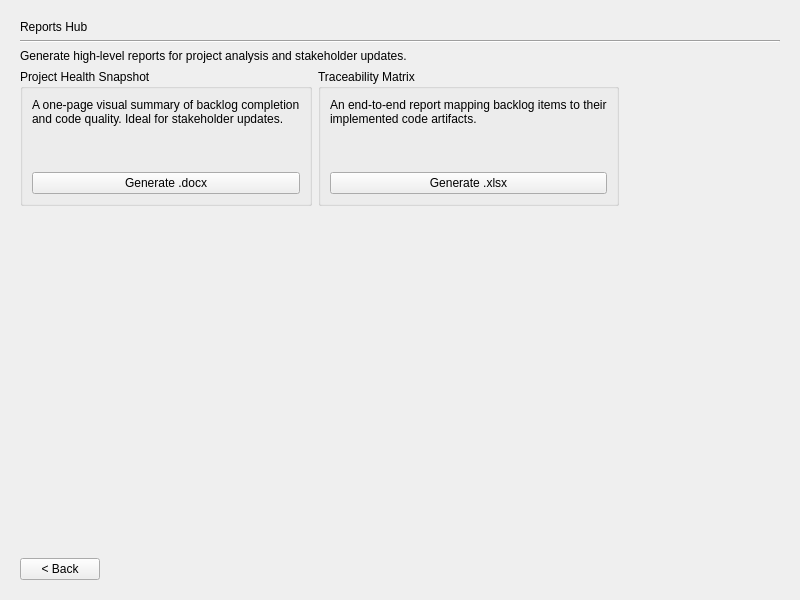
Before: the Qt Designer form gui/reports_page.ui in mariolewis/asdf_factory, drawn with Qt 5.
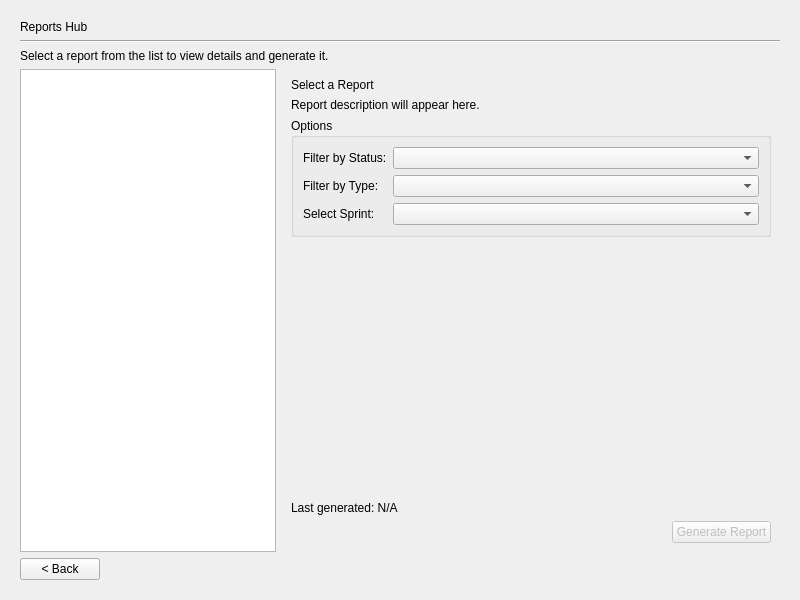
After: the same form once the commit is applied.

Commit message: feat(reports): Reports Hub redesign and implementation

```diff
--- a/gui/reports_page.ui
+++ b/gui/reports_page.ui
@@ -43,69 +43,112 @@
    <item>
     <widget class="QLabel" name="instructionLabel">
      <property name="text">
-      <string>Generate high-level reports for project analysis and stakeholder updates.</string>
+      <string>Select a report from the list to view details and generate it.</string>
+     </property>
+     <property name="wordWrap">
+      <bool>true</bool>
      </property>
     </widget>
    </item>
    <item>
-    <layout class="QGridLayout" name="reportsGrid">
-     <item row="0" column="0">
-      <widget class="QGroupBox" name="healthSnapshotCard">
-       <property name="title">
-        <string>Project Health Snapshot</string>
+    <layout class="QHBoxLayout" name="mainHorizontalLayout" stretch="0,1">
+     <item>
+      <widget class="QTreeView" name="reportTreeView">
+       <property name="minimumSize">
+        <size>
+         <width>250</width>
+         <height>0</height>
+        </size>
        </property>
-       <layout class="QVBoxLayout" name="verticalLayout_2">
+       <property name="headerHidden">
+        <bool>true</bool>
+       </property>
+      </widget>
+     </item>
+     <item>
+      <widget class="QWidget" name="detailsPanelWidget" native="true">
+       <layout class="QVBoxLayout" name="detailsPanelLayout">
         <item>
-         <widget class="QLabel" name="label_2">
+         <widget class="QLabel" name="reportTitleLabel">
           <property name="text">
-           <string>A one-page visual summary of backlog completion and code quality. Ideal for stakeholder updates.</string>
+           <string>Select a Report</string>
           </property>
-          <property name="wordWrap">
-           <bool>true</bool>
+          <property name="objectName">
+            <string>reportTitleLabel</string>
           </property>
          </widget>
         </item>
         <item>
-         <spacer name="verticalSpacer">
-          <property name="orientation">
-           <enum>Qt::Vertical</enum>
+         <widget class="QLabel" name="reportDescriptionLabel">
+          <property name="text">
+           <string>Report description will appear here.</string>
           </property>
-          <property name="sizeHint" stdset="0">
-           <size>
-            <width>20</width>
-            <height>40</height>
-           </size>
+          <property name="wordWrap">
+           <bool>true</bool>
           </property>
-         </spacer>
-        </item>
-        <item>
-         <widget class="QPushButton" name="generateHealthSnapshotButton">
-          <property name="text">
-           <string>Generate .docx</string>
+          <property name="alignment">
+           <set>Qt::AlignLeading|Qt::AlignLeft|Qt::AlignTop</set>
           </property>
          </widget>
         </item>
-       </layout>
-      </widget>
-     </item>
-     <item row="0" column="1">
-      <widget class="QGroupBox" name="traceabilityCard">
-       <property name="title">
-        <string>Traceability Matrix</string>
-       </property>
-       <layout class="QVBoxLayout" name="verticalLayout_3">
         <item>
-         <widget class="QLabel" name="label_3">
-          <property name="text">
-           <string>An end-to-end report mapping backlog items to their implemented code artifacts.</string>
+         <widget class="QGroupBox" name="filterGroupBox">
+          <property name="title">
+           <string>Options</string>
           </property>
-          <property name="wordWrap">
-           <bool>true</bool>
-          </property>
+          <property name="visible">
+           <bool>false</bool> </property>
+          <layout class="QFormLayout" name="filterFormLayout">
+           <item row="0" column="0">
+            <widget class="QLabel" name="statusFilterLabel">
+             <property name="text">
+              <string>Filter by Status:</string>
+             </property>
+             <property name="visible">
+              <bool>false</bool> </property>
+            </widget>
+           </item>
+           <item row="0" column="1">
+            <widget class="QComboBox" name="statusFilterComboBox">
+             <property name="visible">
+              <bool>false</bool> </property>
+            </widget>
+           </item>
+           <item row="1" column="0">
+            <widget class="QLabel" name="typeFilterLabel">
+             <property name="text">
+              <string>Filter by Type:</string>
+             </property>
+             <property name="visible">
+              <bool>false</bool> </property>
+            </widget>
+           </item>
+           <item row="1" column="1">
+            <widget class="QComboBox" name="typeFilterComboBox">
+             <property name="visible">
+              <bool>false</bool> </property>
+            </widget>
+           </item>
+           <item row="2" column="0">
+            <widget class="QLabel" name="sprintFilterLabel">
+             <property name="text">
+              <string>Select Sprint:</string>
+             </property>
+             <property name="visible">
+              <bool>false</bool> </property>
+            </widget>
+           </item>
+           <item row="2" column="1">
+            <widget class="QComboBox" name="sprintFilterComboBox">
+             <property name="visible">
+              <bool>false</bool> </property>
+            </widget>
+           </item>
+          </layout>
          </widget>
         </item>
         <item>
-         <spacer name="verticalSpacer_2">
+         <spacer name="detailsVerticalSpacer">
           <property name="orientation">
            <enum>Qt::Vertical</enum>
           </property>
@@ -118,56 +161,43 @@
          </spacer>
         </item>
         <item>
-         <widget class="QPushButton" name="generateTraceabilityMatrixButton">
+         <widget class="QLabel" name="lastGeneratedLabel">
           <property name="text">
-           <string>Generate .xlsx</string>
+           <string>Last generated: N/A</string>
           </property>
          </widget>
         </item>
+        <item>
+         <layout class="QHBoxLayout" name="detailsButtonLayout">
+          <item>
+           <spacer name="detailsHorizontalSpacer">
+            <property name="orientation">
+             <enum>Qt::Horizontal</enum>
+            </property>
+            <property name="sizeHint" stdset="0">
+             <size>
+              <width>40</width>
+              <height>20</height>
+             </size>
+            </property>
+           </spacer>
+          </item>
+          <item>
+           <widget class="QPushButton" name="generateReportButton">
+            <property name="enabled">
+             <bool>false</bool> </property>
+            <property name="text">
+             <string>Generate Report</string>
+            </property>
+           </widget>
+          </item>
+         </layout>
+        </item>
        </layout>
       </widget>
      </item>
-     <item row="0" column="2">
-      <spacer name="horizontalSpacer">
-       <property name="orientation">
-        <enum>Qt::Horizontal</enum>
-       </property>
-       <property name="sizeHint" stdset="0">
-        <size>
-         <width>40</width>
-         <height>20</height>
-        </size>
-       </property>
-      </spacer>
-     </item>
-     <item row="1" column="0">
-      <spacer name="verticalSpacer_3">
-       <property name="orientation">
-        <enum>Qt::Vertical</enum>
-       </property>
-       <property name="sizeHint" stdset="0">
-        <size>
-         <width>20</width>
-         <height>40</height>
-        </size>
-       </property>
-      </spacer>
-     </item>
     </layout>
    </item>
-   <item>
-    <spacer name="mainVerticalSpacer">
-     <property name="orientation">
-      <enum>Qt::Vertical</enum>
-     </property>
-     <property name="sizeHint" stdset="0">
-      <size>
-       <width>20</width>
-       <height>179</height>
-      </size>
-     </property>
-    </spacer>
-   </item>
    <item>
     <layout class="QHBoxLayout" name="horizontalLayout_back">
      <item>
```
Left out of the diff: 2 changed lines with no effect on the pictures. The commit also changes 8 other files.
